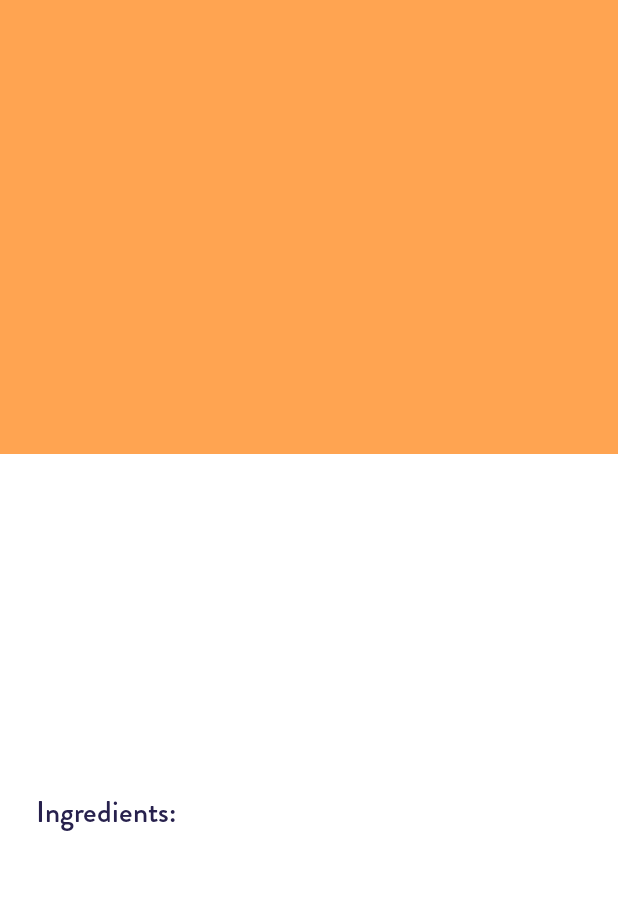
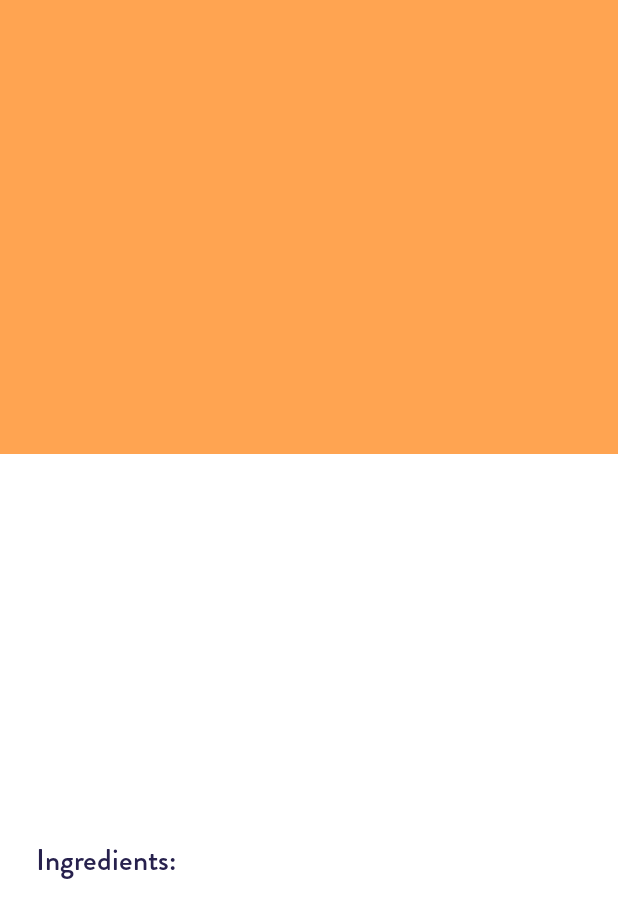
Before and after one commit to MehrajLatifli/AndroidLesson20, an Android app built with Jetpack Compose: the fragment DetailFragment placed in its activity, on a phone screen of 412 x 824 dp. Shown: the top 918 px of the screen. Run offline under Robolectric (Android 15) with nearby library versions, the phone set to English and light mode, and no system bars; our stand-ins replace Dagger/Hilt's generated code; pictures from the network do not load; 2 statements that could not run were skipped.

Commit message:
GOD bless universes

```diff
--- a/app/src/main/java/com/example/androidlesson20/views/fragments/detail/DetailFragment.kt
+++ b/app/src/main/java/com/example/androidlesson20/views/fragments/detail/DetailFragment.kt
@@ -139,5 +139,6 @@ class DetailFragment : Fragment() {
     override fun onDestroyView() {
         super.onDestroyView()
         _binding = null
+        stopAutoScroll()
     }
 }
--- a/app/src/main/res/layout/fragment_detail.xml
+++ b/app/src/main/res/layout/fragment_detail.xml
@@ -131,7 +131,7 @@
         android:layout_width="0dp"
         android:layout_height="wrap_content"
         android:layout_marginStart="24dp"
-            android:layout_marginTop="16dp"
+        android:layout_marginTop="48dp"
         android:layout_marginEnd="24dp"
         android:fontFamily="@font/brandongrotesque_med"
         android:gravity="start|top"
@@ -163,7 +163,7 @@
                     android:layout_width="0dp"
                     android:layout_height="wrap_content"
                     android:layout_marginStart="24dp"
-                    android:layout_marginTop="16dp"
+                    android:layout_marginTop="24dp"
                     android:layout_marginEnd="24dp"
                     android:layout_marginBottom="16dp"
                     app:layout_constraintBottom_toBottomOf="parent"
```
Also changed, not shown: app/src/main/java/com/example/androidlesson20/views/fragments/onboarding/OnboardingFragment.kt (+9 -7 lines). Lines whose indentation alone changed are shown as unchanged.
